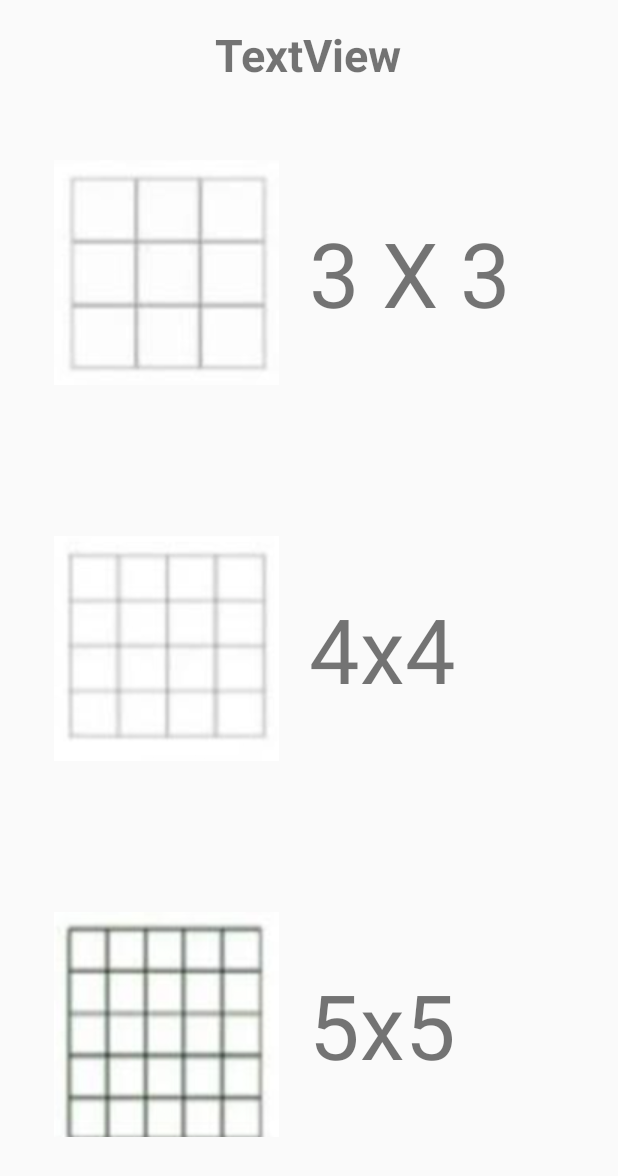
After one commit to masterUNG/Jig-Saw-1, an Android app: the ChooseStructor screen opened directly, with no data from a screen before it, on a phone screen of 412 x 824 dp. The commit adds this screen. Shown: the top 1176 px of the screen. Run offline under Robolectric (Android 15) with nearby library versions, the phone set to English and light mode, and no system bars.

Commit message:
Intert to Choose lmage finish

```diff
--- a/app/src/main/AndroidManifest.xml
+++ b/app/src/main/AndroidManifest.xml
@@ -15,7 +15,9 @@
                 <category android:name="android.intent.category.LAUNCHER" />
             </intent-filter>
         </activity>
-        <activity android:name=".PlayActivity"></activity>
+        <activity android:name=".PlayActivity" />
+        <activity android:name=".ChooseStructor" />
+        <activity android:name=".Chooselmage"></activity>
     </application>
 
 </manifest>
--- /dev/null
+++ b/app/src/main/java/rtc/ariya/supakrit/jigsaw/ChooseStructor.java
@@ -0,0 +1,76 @@
+package rtc.ariya.supakrit.jigsaw;
+
+import android.content.Intent;
+import android.support.v7.app.AppCompatActivity;
+import android.os.Bundle;
+import android.view.View;
+import android.widget.ImageView;
+import android.widget.TextView;
+
+public class ChooseStructor extends AppCompatActivity implements View.OnClickListener {
+
+    //Explicit
+    private ImageView hub1ImageView, hub2ImageView, hub3ImageView;
+    private TextView hub1TextView, hub2TextView, hub3TextView;
+
+    @Override
+    protected void onCreate(Bundle savedInstanceState) {
+        super.onCreate(savedInstanceState);
+        setContentView(R.layout.activity_choose_structor);
+
+        //Bind Widget
+        hub1ImageView = (ImageView) findViewById(R.id.imageView2);
+        hub2ImageView = (ImageView) findViewById(R.id.imageView3);
+        hub3ImageView = (ImageView) findViewById(R.id.imageView4);
+        hub1TextView = (TextView) findViewById(R.id.textView4);
+        hub2TextView = (TextView) findViewById(R.id.textView5);
+        hub3TextView = (TextView) findViewById(R.id.textView6);
+
+        //Image Controller
+        hub1ImageView.setOnClickListener(this);
+        hub2ImageView.setOnClickListener(this);
+        hub3ImageView.setOnClickListener(this);
+        hub1TextView.setOnClickListener(this);
+        hub2TextView.setOnClickListener(this);
+        hub3TextView.setOnClickListener(this);
+
+
+    }   // Main Method
+
+    @Override
+    public void onClick(View v) {
+
+        int index = 0;
+
+        switch (v.getId()) {
+
+            case R.id.imageView2:
+                index = 0;
+                break;
+            case R.id.imageView3:
+                index = 1;
+                break;
+            case R.id.imageView4:
+                index = 2;
+                break;
+            case R.id.textView4:
+                index = 0;
+                break;
+            case R.id.textView5:
+                index = 1;
+                break;
+            case R.id.textView6:
+                index = 2;
+                break;
+
+        }   // switch
+
+        Intent intent = new Intent(ChooseStructor.this, Chooselmage.class);
+        intent.putExtra("Index", index);
+        startActivity(intent);
+
+
+
+    }   //onClick
+
+}   // Main Class
--- a/app/src/main/java/rtc/ariya/supakrit/jigsaw/MainActivity.java
+++ b/app/src/main/java/rtc/ariya/supakrit/jigsaw/MainActivity.java
@@ -25,7 +25,7 @@ public class MainActivity extends AppCompatActivity {
             @Override
             public void onClick(View v) {
 
-                startActivity(new Intent(MainActivity.this,PlayActivity.class));
+                startActivity(new Intent(MainActivity.this,ChooseStructor.class));
             }
         });
     }   // Main Method
--- /dev/null
+++ b/app/src/main/res/layout/activity_choose_structor.xml
@@ -0,0 +1,104 @@
+<?xml version="1.0" encoding="utf-8"?>
+<RelativeLayout xmlns:android="http://schemas.android.com/apk/res/android"
+    xmlns:app="http://schemas.android.com/apk/res-auto"
+    xmlns:tools="http://schemas.android.com/tools"
+    android:id="@+id/activity_choose_structor"
+    android:layout_width="match_parent"
+    android:layout_height="match_parent"
+    android:paddingBottom="@dimen/activity_vertical_margin"
+    android:paddingLeft="@dimen/activity_horizontal_margin"
+    android:paddingRight="@dimen/activity_horizontal_margin"
+    android:paddingTop="@dimen/activity_vertical_margin"
+    tools:context="rtc.ariya.supakrit.jigsaw.ChooseStructor">
+
+    <TextView
+        android:text="TextView"
+        android:layout_width="wrap_content"
+        android:layout_height="wrap_content"
+        android:id="@+id/textView3"
+        android:textSize="30sp"
+        android:textStyle="normal|bold"
+        android:layout_centerHorizontal="true" />
+
+    <LinearLayout
+        android:orientation="vertical"
+        android:layout_width="match_parent"
+        android:layout_height="match_parent"
+        android:layout_below="@+id/textView3">
+
+        <LinearLayout
+            android:orientation="horizontal"
+            android:layout_width="match_parent"
+            android:layout_height="match_parent"
+            android:layout_weight="1"
+            android:gravity="center_vertical">
+
+            <ImageView
+                android:layout_width="0dp"
+                android:layout_height="wrap_content"
+                app:srcCompat="@drawable/structure1"
+                android:id="@+id/imageView2"
+                android:layout_weight="1" />
+
+            <TextView
+                android:text="3 X 3"
+                android:layout_width="0dp"
+                android:layout_height="wrap_content"
+                android:id="@+id/textView4"
+                android:layout_weight="1"
+                android:textSize="60sp"
+                android:clickable="true" />
+
+        </LinearLayout>
+
+        <LinearLayout
+            android:orientation="horizontal"
+            android:layout_width="match_parent"
+            android:layout_height="match_parent"
+            android:layout_weight="1"
+            android:gravity="center_vertical">
+
+            <ImageView
+                android:layout_width="0dp"
+                android:layout_height="wrap_content"
+                app:srcCompat="@drawable/structure2"
+                android:id="@+id/imageView3"
+                android:layout_weight="1" />
+
+            <TextView
+                android:text="4x4"
+                android:layout_width="0dp"
+                android:layout_height="wrap_content"
+                android:id="@+id/textView5"
+                android:layout_weight="1"
+                android:textSize="60sp"
+                android:clickable="true" />
+
+        </LinearLayout>
+
+        <LinearLayout
+            android:orientation="horizontal"
+            android:layout_width="match_parent"
+            android:layout_height="match_parent"
+            android:layout_weight="1"
+            android:gravity="center_vertical">
+
+            <ImageView
+                android:layout_width="0dp"
+                android:layout_height="wrap_content"
+                app:srcCompat="@drawable/structure3"
+                android:id="@+id/imageView4"
+                android:layout_weight="1" />
+
+            <TextView
+                android:text="5x5"
+                android:layout_width="0dp"
+                android:layout_height="wrap_content"
+                android:id="@+id/textView6"
+                android:layout_weight="1"
+                android:textSize="60sp"
+                android:clickable="true" />
+
+        </LinearLayout>
+    </LinearLayout>
+</RelativeLayout>
```
Also changed, not shown: app/src/main/java/rtc/ariya/supakrit/jigsaw/Chooselmage.java (added, +22 -0 lines), app/src/main/res/layout/activity_chooselmage.xml (added, +13 -0 lines), app/src/main/res/drawable/structure1.png (added), app/src/main/res/drawable/structure2.png (added), app/src/main/res/drawable/structure3.png (added).
